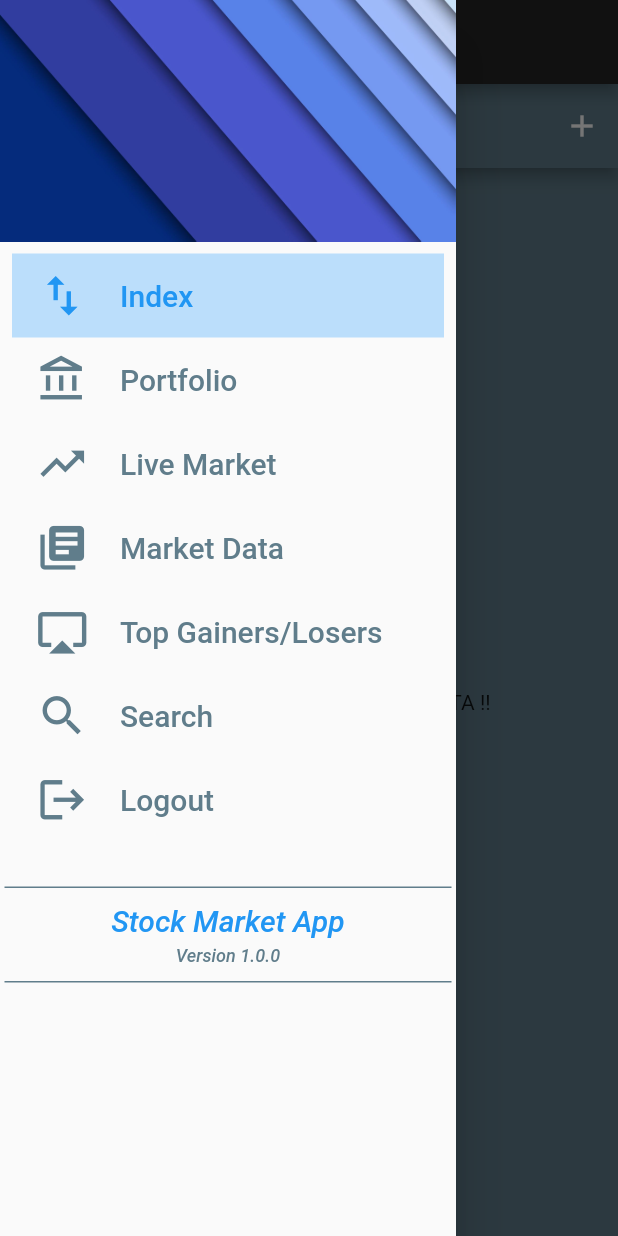
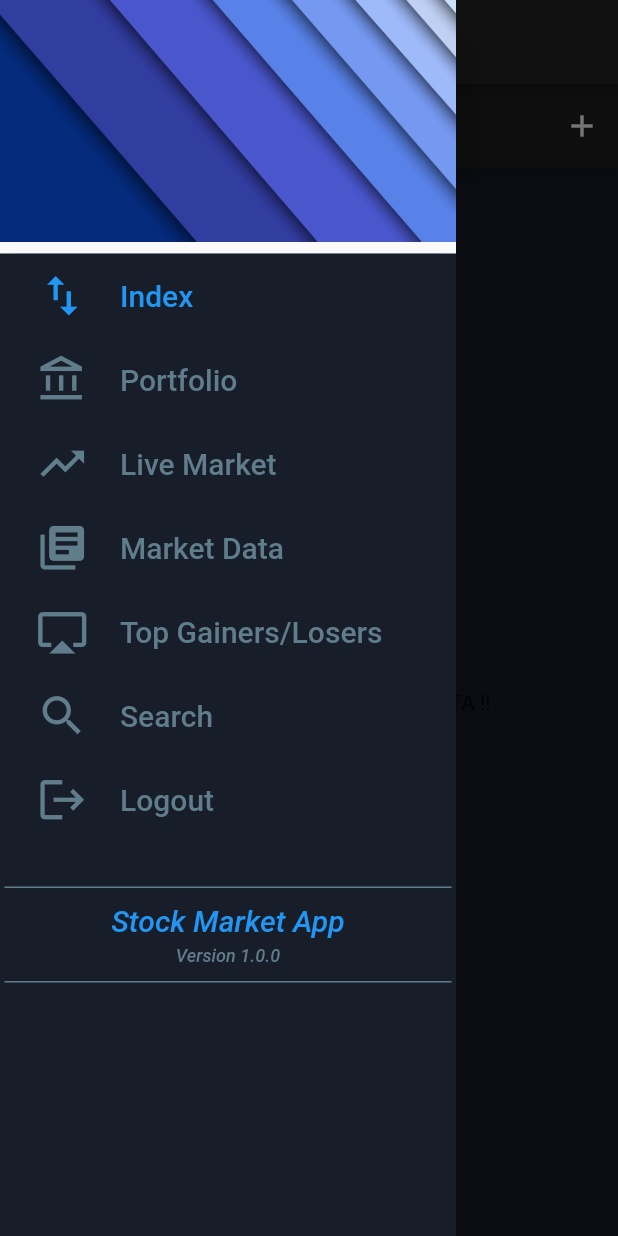
Before and after one commit to sachins602/flutter-nepse-stockapp, a Flutter app: the ScaffoldWidgetForPortfolio screen opened by its route, with the side drawer open, on a phone screen of 412 x 824 dp. Run offline on Flutter 3.47's test engine with Material 2 defaults, Android fonts, the phone set to English and light mode, and no system bars; our stand-ins replace cloud_firestore, firebase_auth, firebase_core, flutter_typeahead, fluttertoast, get and 1 more; accounts and stored records are empty; network calls fail.

Commit message:
ui refined

```diff
--- a/lib/portfolio.dart
+++ b/lib/portfolio.dart
@@ -133,9 +133,9 @@ class _PortfolioContainerState extends State<PortfolioContainer> {
     });
 
     return Scaffold(
-      backgroundColor: Colors.blueGrey,
+      backgroundColor: Color(0xFF181D2A),
       appBar: AppBar(
-        backgroundColor: Colors.blueGrey,
+        backgroundColor: Color(0xFF1F1F21),
         title: Text(''),
         actions: [
           IconButton(
--- a/lib/widget/indiviual_comapny_detail.dart
+++ b/lib/widget/indiviual_comapny_detail.dart
@@ -59,6 +59,7 @@ class _SearchResultsContainerState extends State<SearchResultsContainer> {
 
         return Scaffold(
           appBar: AppBar(
+            backgroundColor: Color(0xFF181D2A),
             title: Text("Stock App"),
           ),
 
--- a/lib/widget/navigation_drawer.dart
+++ b/lib/widget/navigation_drawer.dart
@@ -97,6 +97,8 @@ final DataController controller = Get.find();
                 ),
               ),
               Expanded(
+                child: Container(
+                  color: Color(0xFF181D2A),
                   child: ListView(
                     padding: EdgeInsets.zero,
                     children: [
@@ -164,6 +166,7 @@ final DataController controller = Get.find();
                       ),
                       const AppDrawerDivider(),
                     ],
+                  ),
                 ),
               ),
             ],
```
Also changed, not shown: lib/topgainers_losers.dart (+7 -3 lines). Lines whose indentation alone changed are shown as unchanged.
